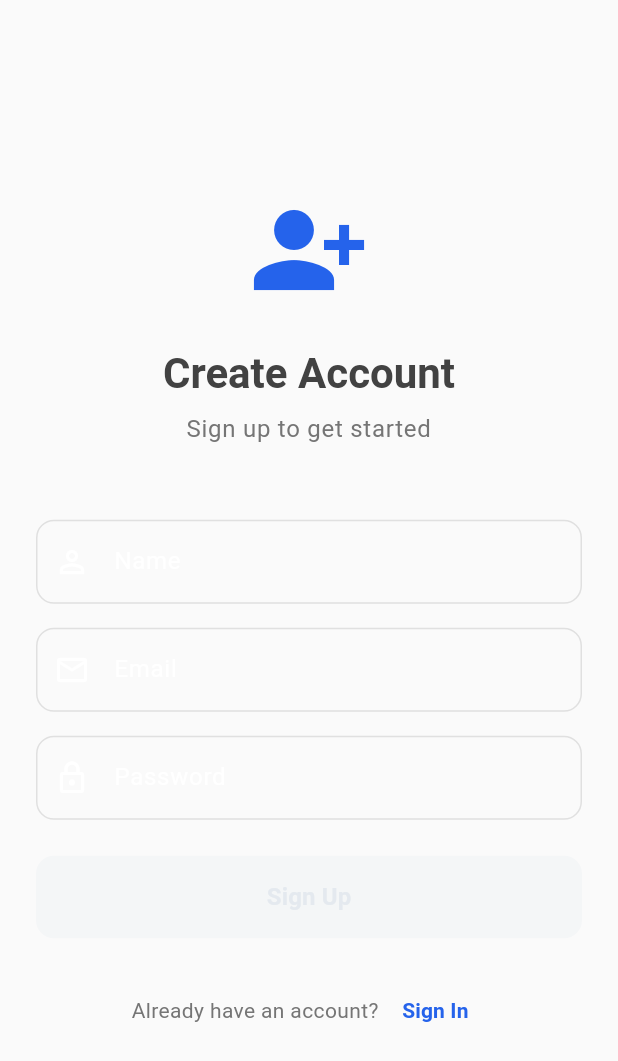
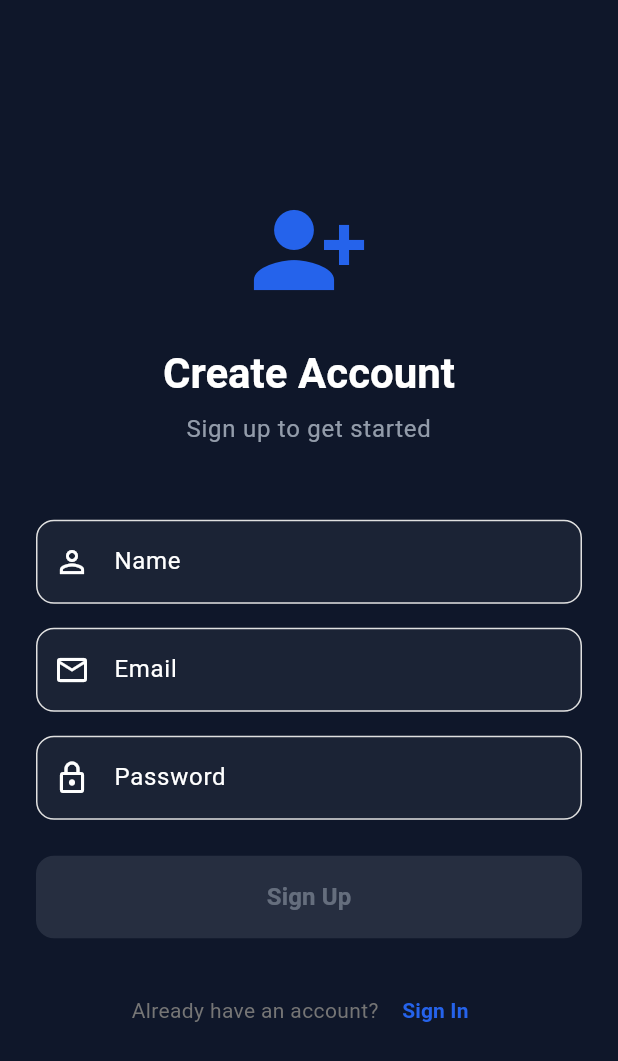
Before and after one commit to Sharad-sys/Fleet-Manager, a Flutter app: the screen it shows after launch, after a tap on "Sign Up", on a phone screen of 412 x 824 dp. Shown: the top 1061 px of the screen. Run offline on Flutter 3.47's test engine with Material 3 defaults, Android fonts, the phone set to English and light mode, and no system bars; our stand-ins replace cookie_jar, dio, dio_cookie_manager, equatable, flutter_bloc, flutter_map and 6 more; network calls fail.

Commit message:
Auth_Screens_Theme_Completed

```diff
--- a/lib/core/theme/theme.dart
+++ b/lib/core/theme/theme.dart
@@ -25,16 +25,16 @@ final ThemeData fleetDarkTheme = ThemeData(
     bodySmall: TextStyle(color: Colors.white),
   ),
 
-  cardColor: Colors.white.withOpacity(0.05),
+  cardColor: Colors.white.withValues(alpha: 0.05),
   canvasColor: const Color(0xFF1e293b),
-  dialogBackgroundColor: Colors.white.withOpacity(0.05),
+ // dialogBackgroundColor: Colors.white.withValues(alpha: 0.05),
 
   elevatedButtonTheme: ElevatedButtonThemeData(
     style: ElevatedButton.styleFrom(
       backgroundColor: const Color(0xFF2563eb),
       foregroundColor: Colors.white,
       elevation: 6,
-      shadowColor: const Color(0xFF3b82f6).withOpacity(0.25),
+      shadowColor: const Color(0xFF3b82f6).withValues(alpha: 0.25),
       shape: RoundedRectangleBorder(borderRadius: BorderRadius.circular(12)),
     ),
   ),
@@ -52,7 +52,7 @@ final ThemeData fleetDarkTheme = ThemeData(
 
   inputDecorationTheme: InputDecorationTheme(
     filled: true,
-    fillColor: Colors.white.withOpacity(0.05),
+    fillColor: Colors.white.withValues(alpha: 0.05),
     hintStyle: const TextStyle(color: Color(0xFF94a3b8)),
     border: OutlineInputBorder(
       borderRadius: BorderRadius.circular(12),
@@ -68,8 +68,8 @@ final ThemeData fleetDarkTheme = ThemeData(
     primary: Color(0xFF2563eb),
     secondary: Color(0xFF0ea5e9),
     error: Color(0xFFef4444),
-    background: Color(0xFF0f172a),
-    surface: Color(0xFF1e293b),
+    surface: Color(0xFF0f172a),
+    //surface: Color(0xFF1e293b),
     onPrimary: Colors.white,
     onSecondary: Colors.white,
     onSurface: Color(0xFFcbd5e1),
--- a/lib/features/auth/constants/auth_constants.dart
+++ b/lib/features/auth/constants/auth_constants.dart
@@ -15,6 +15,9 @@ class AuthConstants {
   static String completedAdminRequest(int id) => '/api/transports/$id/complete';
   static String showTransportHistory = '/api/users/staff/completed-rides';
 
+  //stats
+  static const String getStaffStats = '';
+
   // Storage Keys
   static const String userKey = 'user_data';
 
--- a/lib/features/auth/presentation/pages/login_page.dart
+++ b/lib/features/auth/presentation/pages/login_page.dart
@@ -42,21 +42,18 @@ class _LoginViewState extends State<LoginView> {
   @override
   Widget build(BuildContext context) {
     return Scaffold(
-      backgroundColor: Colors.grey[50],
+      backgroundColor: Theme.of(context).colorScheme.surface,
       body: SafeArea(
         child: BlocListener<AuthCubit, AuthState>(
           listener: (context, state) {
-            print('LoginPage: Auth state changed to: $state');
             if (state is AuthError) {
               ScaffoldMessenger.of(context).showSnackBar(
                 SnackBar(
                   content: Text(state.message),
-                  backgroundColor: Colors.red,
+                  backgroundColor: Theme.of(context).colorScheme.error,
                 ),
               );
             } else if (state is AuthAuthenticated) {
-              print('LoginPage: Login successful, user: ${state.user}');
-
               context.go('/home');
             }
           },
@@ -66,35 +63,34 @@ class _LoginViewState extends State<LoginView> {
               child: Form(
                 key: _formKey,
                 child: Column(
-                  mainAxisAlignment: MainAxisAlignment.center,
                   crossAxisAlignment: CrossAxisAlignment.stretch,
                   children: [
-
                     Icon(
                       Icons.lock_outline,
                       size: 80,
-                      color: Theme.of(context).primaryColor,
+                      color: Theme.of(context).colorScheme.primary,
                     ),
                     const SizedBox(height: 24),
                     Text(
                       'Welcome Back',
-                      style: Theme.of(context).textTheme.headlineMedium?.copyWith(
-                        fontWeight: FontWeight.bold,
-                        color: Colors.grey[800],
-                      ),
+                      style: Theme.of(context).textTheme.headlineSmall
+                          ?.copyWith(
+                            fontWeight: FontWeight.bold,
+                            color: Theme.of(context).colorScheme.onPrimary,
+                          ),
                       textAlign: TextAlign.center,
                     ),
                     const SizedBox(height: 8),
                     Text(
                       'Sign in to your account',
-                      style: Theme.of(context).textTheme.bodyLarge?.copyWith(
-                        color: Colors.grey[600],
+                      style: Theme.of(context).textTheme.bodyMedium?.copyWith(
+                        color: Theme.of(
+                          context,
+                        ).colorScheme.onSurface.withValues(alpha: 0.7),
                       ),
                       textAlign: TextAlign.center,
                     ),
                     const SizedBox(height: 48),
-
-
                     BlocBuilder<LoginFormCubit, LoginFormState>(
                       buildWhen: (previous, current) =>
                           previous.email != current.email,
@@ -106,27 +102,12 @@ class _LoginViewState extends State<LoginView> {
                             labelText: 'Email',
                             hintText: 'Enter your email',
                             prefixIcon: const Icon(Icons.email_outlined),
-                            border: OutlineInputBorder(
-                              borderRadius: BorderRadius.circular(12),
-                            ),
-                            enabledBorder: OutlineInputBorder(
-                              borderRadius: BorderRadius.circular(12),
-                              borderSide: BorderSide(color: Colors.grey[300]!),
-                            ),
-                            focusedBorder: OutlineInputBorder(
-                              borderRadius: BorderRadius.circular(12),
-                              borderSide: BorderSide(
-                                color: Theme.of(context).primaryColor,
-                                width: 2,
-                              ),
-                            ),
-                            errorBorder: OutlineInputBorder(
-                              borderRadius: BorderRadius.circular(12),
-                              borderSide: const BorderSide(color: Colors.red),
-                            ),
                             errorText: state.email.displayError != null
                                 ? _getEmailErrorMessage(state.email.error)
                                 : null,
+                          ),
+                          style: TextStyle(
+                            color: Theme.of(context).colorScheme.onPrimary,
                           ),
                           onChanged: (value) {
                             context.read<LoginFormCubit>().emailChanged(value);
@@ -135,8 +116,6 @@ class _LoginViewState extends State<LoginView> {
                       },
                     ),
                     const SizedBox(height: 16),
-
-
                     BlocBuilder<LoginFormCubit, LoginFormState>(
                       buildWhen: (previous, current) =>
                           previous.password != current.password,
@@ -148,37 +127,22 @@ class _LoginViewState extends State<LoginView> {
                             labelText: 'Password',
                             hintText: 'Enter your password',
                             prefixIcon: const Icon(Icons.lock_outlined),
-                            border: OutlineInputBorder(
-                              borderRadius: BorderRadius.circular(12),
-                            ),
-                            enabledBorder: OutlineInputBorder(
-                              borderRadius: BorderRadius.circular(12),
-                              borderSide: BorderSide(color: Colors.grey[300]!),
-                            ),
-                            focusedBorder: OutlineInputBorder(
-                              borderRadius: BorderRadius.circular(12),
-                              borderSide: BorderSide(
-                                color: Theme.of(context).primaryColor,
-                                width: 2,
-                              ),
-                            ),
-                            errorBorder: OutlineInputBorder(
-                              borderRadius: BorderRadius.circular(12),
-                              borderSide: const BorderSide(color: Colors.red),
-                            ),
                             errorText: state.password.displayError != null
                                 ? _getPasswordErrorMessage(state.password.error)
                                 : null,
                           ),
+                          style: TextStyle(
+                            color: Theme.of(context).colorScheme.onPrimary,
+                          ),
                           onChanged: (value) {
-                            context.read<LoginFormCubit>().passwordChanged(value);
+                            context.read<LoginFormCubit>().passwordChanged(
+                              value,
+                            );
                           },
                         );
                       },
                     ),
                     const SizedBox(height: 24),
-
-
                     BlocBuilder<LoginFormCubit, LoginFormState>(
                       buildWhen: (previous, current) =>
                           previous.isValid != current.isValid,
@@ -186,7 +150,8 @@ class _LoginViewState extends State<LoginView> {
                         return BlocBuilder<AuthCubit, AuthState>(
                           builder: (context, authState) {
                             return ElevatedButton(
-                              onPressed: formState.isValid && authState is! AuthLoading
+                              onPressed:
+                                  formState.isValid && authState is! AuthLoading
                                   ? () {
                                       if (_formKey.currentState!.validate()) {
                                         context.read<AuthCubit>().login(
@@ -196,24 +161,16 @@ class _LoginViewState extends State<LoginView> {
                                       }
                                     }
                                   : null,
-                              style: ElevatedButton.styleFrom(
-                                backgroundColor: Theme.of(context).primaryColor,
-                                foregroundColor: Colors.white,
-                                padding: const EdgeInsets.symmetric(vertical: 16),
-                                shape: RoundedRectangleBorder(
-                                  borderRadius: BorderRadius.circular(12),
-                                ),
-                                elevation: 2,
-                              ),
                               child: authState is AuthLoading
                                   ? const SizedBox(
                                       height: 20,
                                       width: 20,
                                       child: CircularProgressIndicator(
                                         strokeWidth: 2,
-                                        valueColor: AlwaysStoppedAnimation<Color>(
-                                          Colors.white,
-                                        ),
+                                        valueColor:
+                                            AlwaysStoppedAnimation<Color>(
+                                              Colors.white,
+                                            ),
                                       ),
                                     )
                                   : const Text(
@@ -229,21 +186,24 @@ class _LoginViewState extends State<LoginView> {
                       },
                     ),
                     const SizedBox(height: 24),
-
-
                     Row(
                       mainAxisAlignment: MainAxisAlignment.center,
                       children: [
                         Text(
                           "Don't have an account? ",
-                          style: TextStyle(color: Colors.grey[600]),
+                          style: Theme.of(context).textTheme.bodyMedium
+                              ?.copyWith(
+                                color: Theme.of(
+                                  context,
+                                ).colorScheme.onSurface.withValues(alpha: 0.8),
+                              ),
                         ),
                         TextButton(
                           onPressed: () => context.go('/signup'),
                           child: Text(
                             'Sign Up',
                             style: TextStyle(
-                              color: Theme.of(context).primaryColor,
+                              color: Theme.of(context).colorScheme.primary,
                               fontWeight: FontWeight.bold,
                             ),
                           ),
--- a/lib/features/auth/presentation/pages/signup_page.dart
+++ b/lib/features/auth/presentation/pages/signup_page.dart
@@ -45,7 +45,7 @@ class _SignupViewState extends State<SignupView> {
   @override
   Widget build(BuildContext context) {
     return Scaffold(
-      backgroundColor: Colors.grey[50],
+      backgroundColor: Theme.of(context).colorScheme.surface,
       body: SafeArea(
         child: BlocListener<AuthCubit, AuthState>(
           listener: (context, state) {
@@ -76,22 +76,25 @@ class _SignupViewState extends State<SignupView> {
                     Icon(
                       Icons.person_add_alt_1,
                       size: 80,
-                      color: Theme.of(context).primaryColor,
+                      color: Theme.of(context).colorScheme.primary,
                     ),
                     const SizedBox(height: 24),
                     Text(
                       'Create Account',
-                      style: Theme.of(context).textTheme.headlineMedium?.copyWith(
-                        fontWeight: FontWeight.bold,
-                        color: Colors.grey[800],
-                      ),
+                      style: Theme.of(context).textTheme.headlineMedium
+                          ?.copyWith(
+                            fontWeight: FontWeight.bold,
+                            color: Theme.of(context).colorScheme.onPrimary,
+                          ),
                       textAlign: TextAlign.center,
                     ),
                     const SizedBox(height: 8),
                     Text(
                       'Sign up to get started',
                       style: Theme.of(context).textTheme.bodyLarge?.copyWith(
-                        color: Colors.grey[600],
+                        color: Theme.of(
+                          context,
+                        ).colorScheme.onSurface.withValues(alpha: 0.7),
                       ),
                       textAlign: TextAlign.center,
                     ),
@@ -215,7 +218,9 @@ class _SignupViewState extends State<SignupView> {
                                 : null,
                           ),
                           onChanged: (value) {
-                            context.read<SignupFormCubit>().passwordChanged(value);
+                            context.read<SignupFormCubit>().passwordChanged(
+                              value,
+                            );
                           },
                         );
                       },
@@ -230,7 +235,8 @@ class _SignupViewState extends State<SignupView> {
                         return BlocBuilder<AuthCubit, AuthState>(
                           builder: (context, authState) {
                             return ElevatedButton(
-                              onPressed: formState.isValid && authState is! AuthLoading
+                              onPressed:
+                                  formState.isValid && authState is! AuthLoading
                                   ? () {
                                       if (_formKey.currentState!.validate()) {
                                         context.read<AuthCubit>().signup(
@@ -244,7 +250,9 @@ class _SignupViewState extends State<SignupView> {
                               style: ElevatedButton.styleFrom(
                                 backgroundColor: Theme.of(context).primaryColor,
                                 foregroundColor: Colors.white,
-                                padding: const EdgeInsets.symmetric(vertical: 16),
+                                padding: const EdgeInsets.symmetric(
+                                  vertical: 16,
+                                ),
                                 shape: RoundedRectangleBorder(
                                   borderRadius: BorderRadius.circular(12),
                                 ),
@@ -256,9 +264,10 @@ class _SignupViewState extends State<SignupView> {
                                       width: 20,
                                       child: CircularProgressIndicator(
                                         strokeWidth: 2,
-                                        valueColor: AlwaysStoppedAnimation<Color>(
-                                          Colors.white,
-                                        ),
+                                        valueColor:
+                                            AlwaysStoppedAnimation<Color>(
+                                              Colors.white,
+                                            ),
                                       ),
                                     )
                                   : const Text(
```
